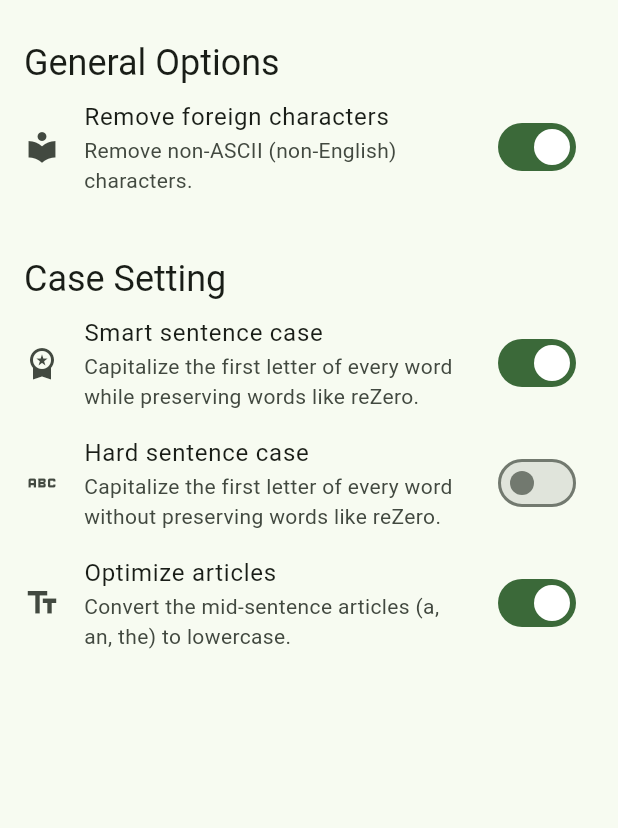
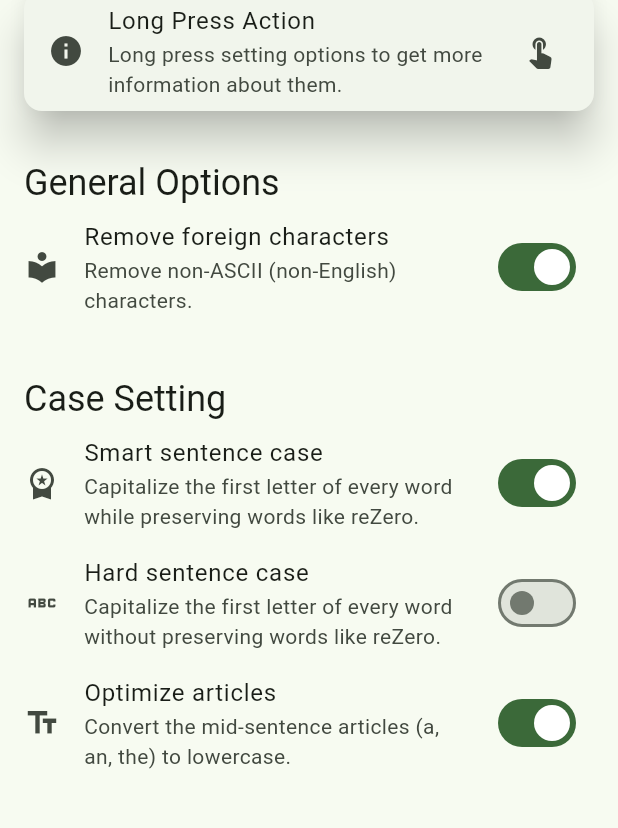
Before and after one commit to Az-21/simplify, a Flutter app: the SettingsPage screen opened directly, on a phone screen of 412 x 824 dp, the part 93-921 px from its top. Run offline on Flutter 3.47's test engine with Material 2 defaults, Android fonts, the phone set to English and light mode, and no system bars; missing offline and left inert: test.

Commit message:
ℹ️ added info card for long press action

```diff
--- /dev/null
+++ b/lib/pages/settings/components/info.dart
@@ -0,0 +1,19 @@
+import 'package:flutter/material.dart';
+
+class LongPressInfoCard extends StatelessWidget {
+  const LongPressInfoCard({Key? key}) : super(key: key);
+
+  @override
+  Widget build(BuildContext context) {
+    return const Card(
+      elevation: 12,
+      margin: EdgeInsets.symmetric(horizontal: 16),
+      child: ListTile(
+        leading: Icon(Icons.info),
+        trailing: Icon(Icons.touch_app),
+        title: Text("Long Press Action"),
+        subtitle: Text("Long press setting options to get more information about them."),
+      ),
+    );
+  }
+}
--- a/lib/pages/settings/page.dart
+++ b/lib/pages/settings/page.dart
@@ -3,6 +3,7 @@ import 'package:simplify/components/drawer/drawer.dart';
 import 'package:simplify/components/drawer/logic/page_list.dart';
 import 'package:simplify/pages/settings/components/case.dart';
 import 'package:simplify/pages/settings/components/heading.dart';
+import 'package:simplify/pages/settings/components/info.dart';
 import 'package:simplify/pages/settings/components/options.dart';
 
 class SettingsPage extends StatelessWidget {
@@ -18,6 +19,8 @@ class SettingsPage extends StatelessWidget {
       /* --------------------------------- Content -------------------------------- */
       body: ListView(
         children: const [
+          LongPressInfoCard(),
+
           /* ----------------------------- General options ---------------------------- */
           SettingHeader(heading: "General Options"),
           AsciiOnlySwitch(),
```
